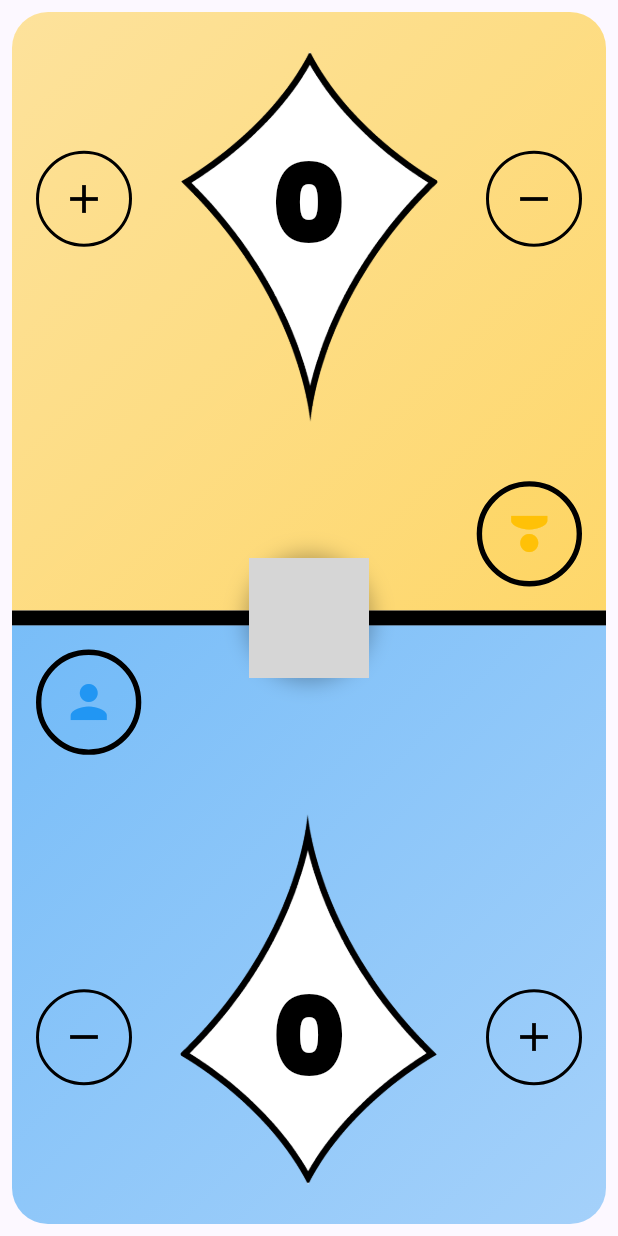
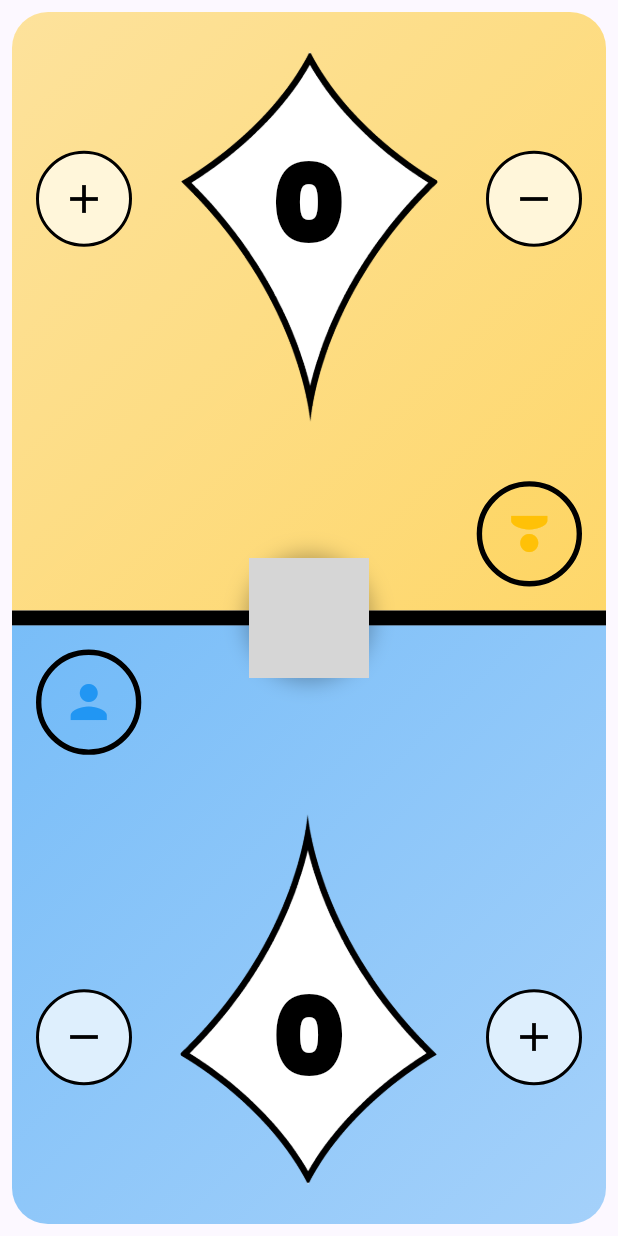
Before and after one commit to Jbijjer/lorcana_lore_counter, a Flutter app: the screen it shows after launch, on a phone screen of 412 x 824 dp. Run offline on Flutter 3.47's test engine with Material 3 defaults, Android fonts, the phone set to English and light mode, and no system bars; our stand-ins replace flutter_riverpod, freezed_annotation, google_fonts, hive, hive_flutter, riverpod_annotation; accounts and stored records are empty; generated files the repository leaves out were written again; grey boxes are pictures that could not be loaded.

Commit message:
UI: Ajouter du blanc aux couleurs des boutons +/-
Utilise Color.lerp pour mélanger 85% de blanc avec 15% de la couleur
du joueur, créant une teinte pastel visible mais subtile au lieu
d'une transparence très faible.

```diff
--- a/lib/features/game/presentation/widgets/player_zone.dart
+++ b/lib/features/game/presentation/widgets/player_zone.dart
@@ -184,6 +184,9 @@ class _ScoreActionButton extends StatelessWidget {
 
   @override
   Widget build(BuildContext context) {
+    // Mélange de la couleur du joueur avec du blanc pour une teinte pastel
+    final buttonColor = Color.lerp(Colors.white, playerColor, 0.15);
+
     return Semantics(
       button: true,
       label: semanticsLabel,
@@ -193,7 +196,7 @@ class _ScoreActionButton extends StatelessWidget {
           width: 64,
           height: 64,
           decoration: BoxDecoration(
-            color: playerColor.withValues(alpha: 0.02),
+            color: buttonColor,
             shape: BoxShape.circle,
             border: Border.all(
               color: Colors.black,
```
